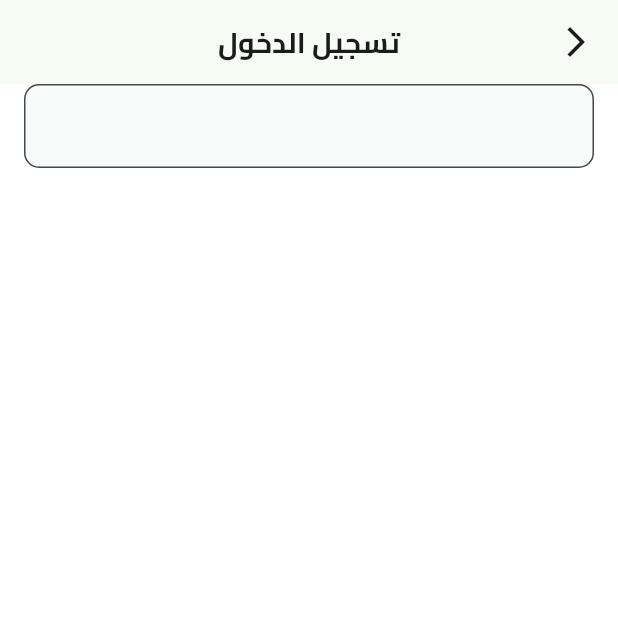
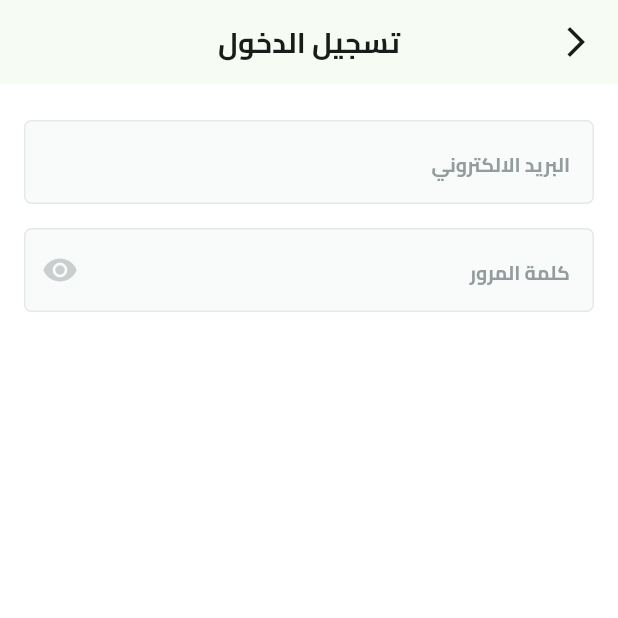
Before and after one commit to beshoyArmia/FruitStoreApp, a Flutter app: the screen it shows after launch, after a tap on "تخط", on a phone screen of 412 x 824 dp, the top half of it. Run offline on Flutter 3.47's test engine with Material 3 defaults, Android fonts, the phone set to English and light mode, and no system bars; our stand-ins replace dots_indicator, shared_preferences; missing offline and left inert: svg_flutter.

Commit message:
Refactor Login View and Custom Text Form Field Widgets

```diff
--- a/lib/Features/auth/presentation/views/widgets/Login_view_body.dart
+++ b/lib/Features/auth/presentation/views/widgets/Login_view_body.dart
@@ -7,12 +7,31 @@ class LoginViewBody extends StatelessWidget {
 
   @override
   Widget build(BuildContext context) {
-    return const Padding(
-      padding: EdgeInsets.symmetric(horizontal: kButtonHorizentalPadding),
+    return Padding(
+      padding: const EdgeInsets.symmetric(horizontal: kButtonHorizentalPadding),
       child: SingleChildScrollView(
         child: Column(
           children: [
-            CustomTextFormField(),
+            const SizedBox(
+              height: 24,
+            ),
+            const CustomTextFormField(
+              textInputType: TextInputType.emailAddress,
+              hintText: "البريد الالكتروني",
+            ),
+            const SizedBox(
+              height: 16,
+            ),
+            CustomTextFormField(
+              textInputType: TextInputType.visiblePassword,
+              hintText: "كلمة المرور",
+              icon: IconButton(
+                  onPressed: () {},
+                  icon: const Icon(
+                    Icons.remove_red_eye,
+                    color: Color(0xffC9CECF),
+                  )),
+            ),
           ],
         ),
       ),
--- a/lib/core/widgets/Custom_Text_form_field.dart
+++ b/lib/core/widgets/Custom_Text_form_field.dart
@@ -1,24 +1,37 @@
+import 'package:e_commerce/core/utils/app_textStyle.dart';
 import 'package:flutter/material.dart';
 
 class CustomTextFormField extends StatelessWidget {
-  const CustomTextFormField({super.key});
+  const CustomTextFormField(
+      {super.key,
+      required this.hintText,
+      required this.textInputType,
+      this.icon});
+  final String hintText;
+  final TextInputType textInputType;
+  final Widget? icon;
 
   @override
   Widget build(BuildContext context) {
     return TextFormField(
+      keyboardType: textInputType,
       decoration: InputDecoration(
+        suffixIcon: icon,
+        hintText: hintText,
+        hintStyle: textStyle.bold13.copyWith(color: Color(0xff949D9E)),
         filled: true,
-        fillColor: Color(0xffF9FAFA),
+        fillColor: const Color(0xffF9FAFA),
         border: customOutLineInputBorder(),
+        enabledBorder: customOutLineInputBorder(),
       ),
     );
   }
 
   OutlineInputBorder customOutLineInputBorder() {
     return const OutlineInputBorder(
-      borderSide: BorderSide(color: Color(0XFFF9FAFA)),
+      borderSide: BorderSide(color: Color(0XFFE6E9E9), width: 1),
       borderRadius: BorderRadius.all(
-        Radius.circular(10),
+        Radius.circular(5),
       ),
     );
   }
```
